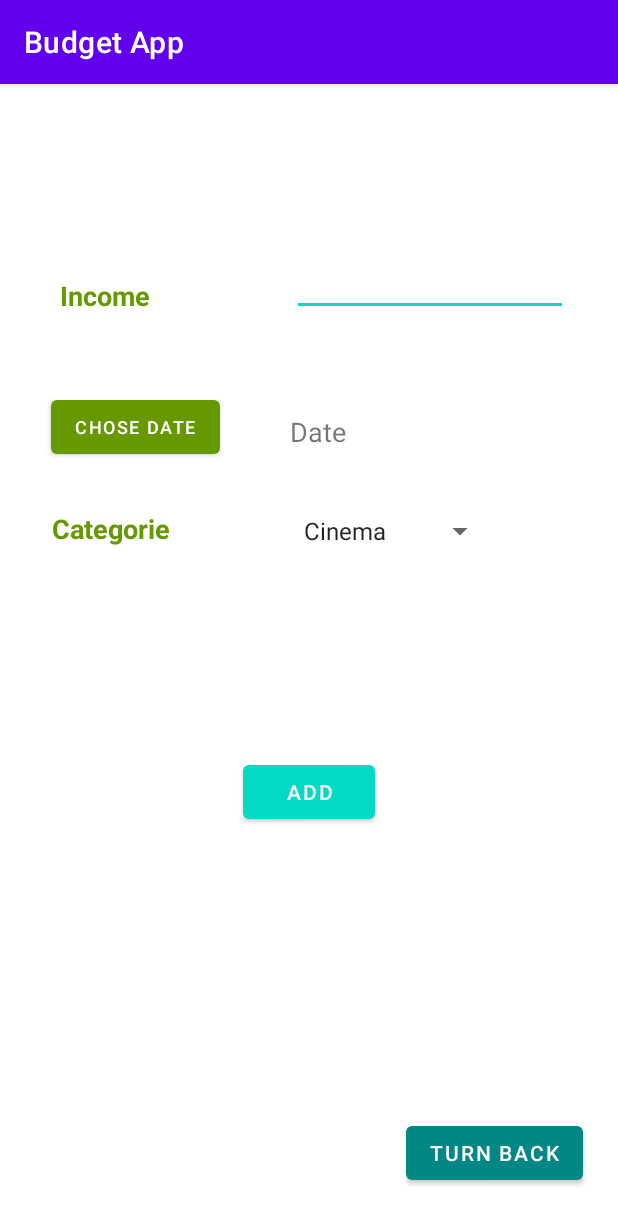
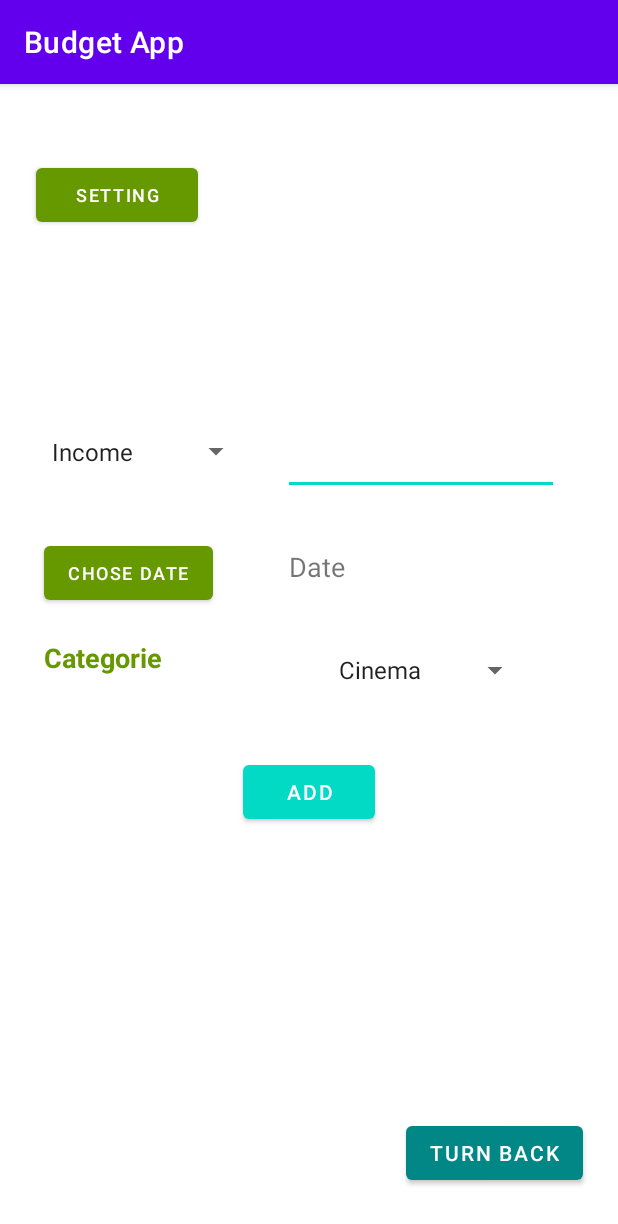
Before and after one commit to thiphan94/Android_App, an Android app: the NewActivity screen opened directly, with no data from a screen before it, on a phone screen of 412 x 824 dp. Shown: the top 1224 px of the screen. Run offline under Robolectric (Android 15) with nearby library versions, the phone set to English and light mode, and no system bars.

Commit message:
activity 3

```diff
--- a/MyApplication/app/src/main/AndroidManifest.xml
+++ b/MyApplication/app/src/main/AndroidManifest.xml
@@ -9,7 +9,7 @@
         android:roundIcon="@mipmap/ic_launcher_round"
         android:supportsRtl="true"
         android:theme="@style/Theme.MyApplication">
-        <activity android:name=".Data"></activity>
+
         <activity android:name=".MainActivity">
             <intent-filter>
                 <action android:name="android.intent.action.MAIN" />
@@ -18,6 +18,7 @@
             </intent-filter>
         </activity>
         <activity android:name=".NewActivity" />
+        <activity android:name=".Data" />
     </application>
 
 </manifest>
--- a/MyApplication/app/src/main/java/com/example/myapplication/Data.kt
+++ b/MyApplication/app/src/main/java/com/example/myapplication/Data.kt
@@ -1,11 +1,20 @@
 package com.example.myapplication
 
+import android.content.Intent
 import androidx.appcompat.app.AppCompatActivity
 import android.os.Bundle
+import android.widget.Button
 
 class Data : AppCompatActivity() {
     override fun onCreate(savedInstanceState: Bundle?) {
         super.onCreate(savedInstanceState)
         setContentView(R.layout.activity_data)
+
+        val button: Button = findViewById(R.id.button2)
+        button.setOnClickListener {
+            val i = Intent(this@Data, NewActivity::class.java)
+            startActivity(i)
+        }
     }
+
 }
--- a/MyApplication/app/src/main/java/com/example/myapplication/NewActivity.kt
+++ b/MyApplication/app/src/main/java/com/example/myapplication/NewActivity.kt
@@ -19,21 +19,28 @@ class NewActivity : AppCompatActivity() {
         super.onCreate(savedInstanceState)
         setContentView(R.layout.activity_new)
         title = "Budget App"
+
+        val set: Button = findViewById(R.id.button)
+        set.setOnClickListener {
+            val i = Intent(this@NewActivity, Data::class.java)
+            startActivity(i)
+        }
+
         val button: Button = findViewById(R.id.button2)
         button.setOnClickListener {
             val i = Intent(this@NewActivity, MainActivity::class.java)
             startActivity(i)
         }
 
-        val personNames = arrayOf("Cinema", "Comestique", "Cours", "School", "Hobbit", "Love")
+        val categories = arrayOf("Cinema", "Comestique", "Cours", "School", "Hobbit", "Love")
         val spinner = findViewById<Spinner>(R.id.spinner)
         if (spinner != null) {
-            val arrayAdapter = ArrayAdapter(this, android.R.layout.simple_spinner_item, personNames)
+            val arrayAdapter = ArrayAdapter(this, android.R.layout.simple_spinner_item, categories)
             spinner.adapter = arrayAdapter
 
             spinner.onItemSelectedListener = object : AdapterView.OnItemSelectedListener {
                 override fun onItemSelected(parent: AdapterView<*>, view: View, position: Int, id: Long) {
-                    Toast.makeText(this@NewActivity, getString(R.string.selected_item) + " " + personNames[position], Toast.LENGTH_SHORT).show()
+                    Toast.makeText(this@NewActivity, getString(R.string.selected_item) + " " + categories[position], Toast.LENGTH_SHORT).show()
                 }
 
                 override fun onNothingSelected(parent: AdapterView<*>) {
@@ -42,6 +49,22 @@ class NewActivity : AppCompatActivity() {
             }
         }
 
+        val type = arrayOf("Income", "Expense")
+        val spinner2 = findViewById<Spinner>(R.id.spinner2)
+        if (spinner2 != null) {
+            val arrayAdapter = ArrayAdapter(this, android.R.layout.simple_spinner_item, type)
+            spinner2.adapter = arrayAdapter
+
+            spinner2.onItemSelectedListener = object : AdapterView.OnItemSelectedListener {
+                override fun onItemSelected(parent: AdapterView<*>, view: View, position: Int, id: Long) {
+                    Toast.makeText(this@NewActivity, getString(R.string.selected_item) + " " + type[position], Toast.LENGTH_SHORT).show()
+                }
+
+                override fun onNothingSelected(parent: AdapterView<*>) {
+                    // Code to perform some action when nothing is selected
+                }
+            }
+        }
         val mPickTimeBtn = findViewById<Button>(R.id.pickDateBtn)
         val textView     = findViewById<TextView>(R.id.dateTv)
 
--- a/MyApplication/app/src/main/res/layout/activity_data.xml
+++ b/MyApplication/app/src/main/res/layout/activity_data.xml
@@ -1,10 +1,22 @@
 <?xml version="1.0" encoding="utf-8"?>
-<androidx.constraintlayout.widget.ConstraintLayout xmlns:android="http://schemas.android.com/apk/res/android"
+<RelativeLayout xmlns:android="http://schemas.android.com/apk/res/android"
     xmlns:app="http://schemas.android.com/apk/res-auto"
     xmlns:tools="http://schemas.android.com/tools"
     android:layout_width="match_parent"
     android:layout_height="match_parent"
-    tools:context=".Data">
+    tools:context=".NewActivity">
 
+    <Button
+        android:id="@+id/button2"
+        android:layout_width="wrap_content"
+        android:layout_height="wrap_content"
+        android:layout_alignParentEnd="true"
+        android:layout_alignParentRight="true"
+        android:layout_alignParentBottom="true"
+        android:layout_marginEnd="23dp"
+        android:layout_marginRight="23dp"
+        android:layout_marginBottom="31dp"
+        android:text="Turn Back"
+        app:backgroundTint="@color/teal_700" />
 
-</androidx.constraintlayout.widget.ConstraintLayout>
+</RelativeLayout>
--- a/MyApplication/app/src/main/res/layout/activity_new.xml
+++ b/MyApplication/app/src/main/res/layout/activity_new.xml
@@ -5,22 +5,6 @@
     android:layout_width="match_parent"
     android:layout_height="match_parent"
     tools:context=".NewActivity">
-
-    <TextView
-        android:layout_width="130dp"
-        android:layout_height="41dp"
-        android:layout_alignParentEnd="true"
-        android:layout_alignParentRight="true"
-        android:layout_alignParentBottom="true"
-        android:layout_marginTop="40dp"
-        android:layout_marginEnd="242dp"
-        android:layout_marginRight="242dp"
-        android:layout_marginBottom="598dp"
-        android:text="Income"
-        android:textAppearance="@style/TextAppearance.AppCompat.Medium"
-        android:textColor="@android:color/holo_green_dark"
-        android:textSize="18sp"
-        android:textStyle="bold" />
 
     <Button
         android:id="@+id/button2"
@@ -42,9 +26,9 @@
         android:layout_alignParentEnd="true"
         android:layout_alignParentRight="true"
         android:layout_alignParentBottom="true"
-        android:layout_marginEnd="33dp"
-        android:layout_marginRight="33dp"
-        android:layout_marginBottom="613dp"
+        android:layout_marginEnd="39dp"
+        android:layout_marginRight="39dp"
+        android:layout_marginBottom="494dp"
         android:ems="10"
         android:inputType="numberDecimal"
         android:textCursorDrawable="@color/teal_200" />
@@ -70,9 +54,9 @@
         android:layout_alignParentEnd="true"
         android:layout_alignParentRight="true"
         android:layout_alignParentBottom="true"
-        android:layout_marginEnd="265dp"
-        android:layout_marginRight="265dp"
-        android:layout_marginBottom="515dp"
+        android:layout_marginEnd="270dp"
+        android:layout_marginRight="270dp"
+        android:layout_marginBottom="418dp"
         android:text="Chose Date"
         android:textSize="12sp"
         app:backgroundTint="@android:color/holo_green_dark" />
@@ -84,9 +68,9 @@
         android:layout_alignParentEnd="true"
         android:layout_alignParentRight="true"
         android:layout_alignParentBottom="true"
-        android:layout_marginEnd="37dp"
-        android:layout_marginRight="37dp"
-        android:layout_marginBottom="524dp"
+        android:layout_marginEnd="38dp"
+        android:layout_marginRight="38dp"
+        android:layout_marginBottom="434dp"
         android:text="Date"
         android:textSize="18sp" />
 
@@ -97,9 +81,9 @@
         android:layout_alignParentEnd="true"
         android:layout_alignParentRight="true"
         android:layout_alignParentBottom="true"
-        android:layout_marginEnd="262dp"
-        android:layout_marginRight="262dp"
-        android:layout_marginBottom="459dp"
+        android:layout_marginEnd="267dp"
+        android:layout_marginRight="267dp"
+        android:layout_marginBottom="373dp"
         android:text="Categorie"
         android:textColor="@android:color/holo_green_dark"
         android:textSize="18sp"
@@ -112,10 +96,36 @@
         android:layout_alignParentEnd="true"
         android:layout_alignParentRight="true"
         android:layout_alignParentBottom="true"
-        android:layout_marginEnd="81dp"
-        android:layout_marginRight="81dp"
-        android:layout_marginBottom="458dp"
+        android:layout_marginEnd="58dp"
+        android:layout_marginRight="58dp"
+        android:layout_marginBottom="365dp"
         android:scrollbarThumbHorizontal="@drawable/ic_launcher_background"
         android:scrollbarTrackHorizontal="@color/purple_500"
         android:soundEffectsEnabled="true" />
+
+    <Spinner
+        android:id="@+id/spinner2"
+        android:layout_width="141dp"
+        android:layout_height="34dp"
+        android:layout_alignParentEnd="true"
+        android:layout_alignParentRight="true"
+        android:layout_alignParentBottom="true"
+        android:layout_marginEnd="244dp"
+        android:layout_marginRight="244dp"
+        android:layout_marginBottom="506dp" />
+
+    <Button
+        android:id="@+id/button"
+        android:layout_width="108dp"
+        android:layout_height="wrap_content"
+        android:layout_alignParentEnd="true"
+        android:layout_alignParentRight="true"
+        android:layout_alignParentBottom="true"
+        android:layout_marginEnd="280dp"
+        android:layout_marginRight="280dp"
+        android:layout_marginBottom="670dp"
+        android:text="Setting"
+        android:textSize="12sp"
+        app:backgroundTint="@android:color/holo_green_dark" />
+
 </RelativeLayout>
```
